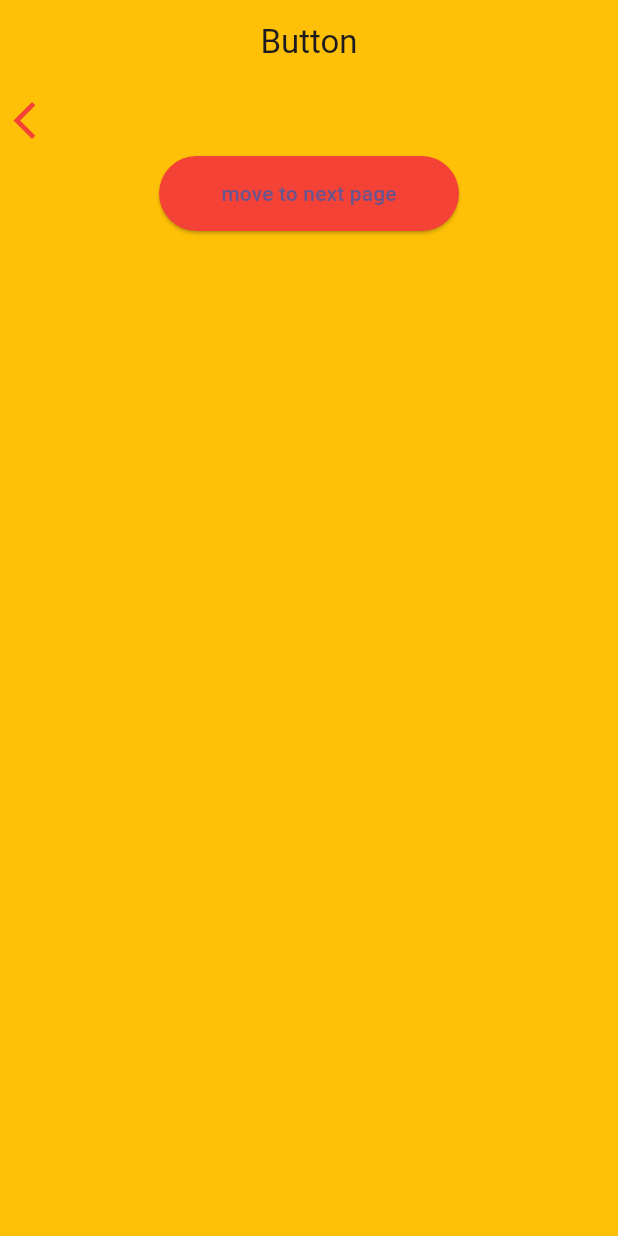
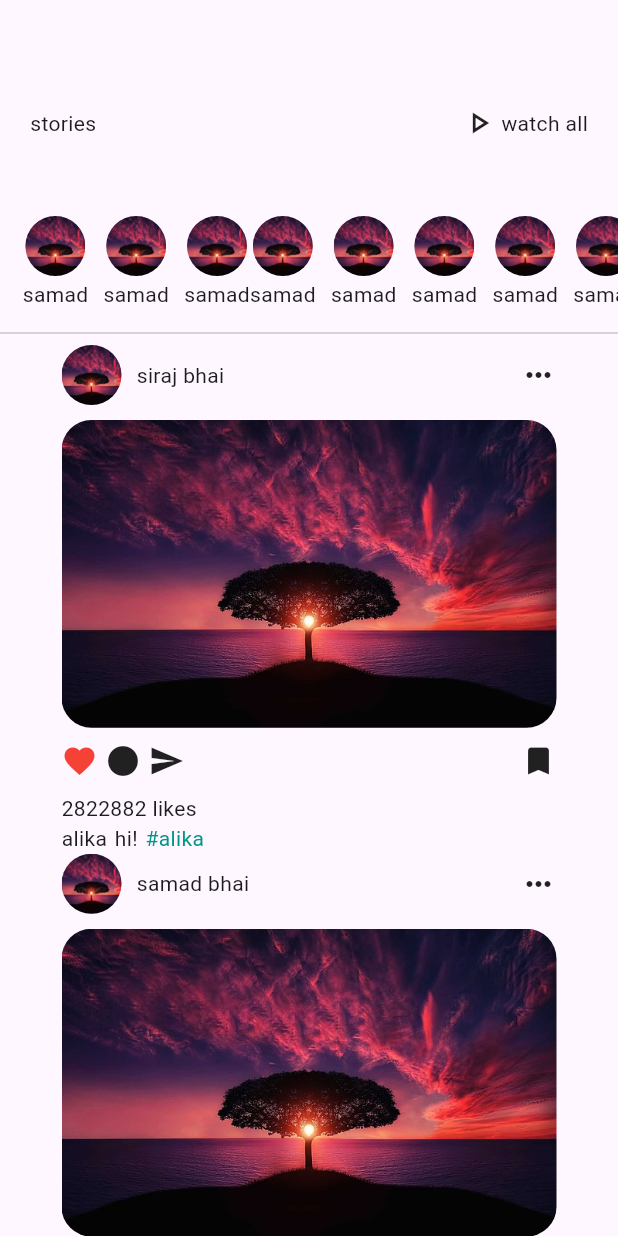
Before and after one commit to kalemullah/UI_class_navigation_image_adding, a Flutter app: the screen it shows after launch, on a phone screen of 412 x 824 dp. Run offline on Flutter 3.47's test engine with Material 3 defaults, Android fonts, the phone set to English and light mode, and no system bars.

Commit message:
listview and listview.builder,expanded, ternary operator

```diff
--- a/lib/UI_task4.dart
+++ b/lib/UI_task4.dart
@@ -15,9 +15,7 @@ class Button extends StatelessWidget {
       ),
       body: Container(
         color: Colors.amber,
-        child: Column(
-          mainAxisAlignment: MainAxisAlignment.start,
-          // crossAxisAlignment: CrossAxisAlignment.stretch,
+        child: ListView(
           children: [
             Align(
               alignment: Alignment.topLeft,
--- /dev/null
+++ b/lib/list_view.dart
@@ -0,0 +1,301 @@
+import 'package:flutter/material.dart';
+
+class ListViewScreen extends StatelessWidget {
+  const ListViewScreen({super.key});
+
+  @override
+  Widget build(BuildContext context) {
+    List names = [
+      "siraj bhai",
+      "samad bhai",
+      "Huzaifa",
+      "luqman",
+      "karim",
+      "faris",
+      "ghalib"
+    ];
+    List images = [
+      "assets/image1.jpeg",
+      "assets/image1.jpeg",
+      "assets/image1.jpeg",
+      "assets/image1.jpeg",
+      "assets/image1.jpeg",
+      "assets/image1.jpeg",
+      "assets/image1.jpeg",
+    ];
+    return Scaffold(
+      body: Column(
+        children: [
+          SizedBox(height: 70),
+          Padding(
+            padding: EdgeInsets.symmetric(horizontal: 20),
+            child: Row(
+              mainAxisAlignment: MainAxisAlignment.spaceBetween,
+              children: [
+                Text('stories'),
+                Row(
+                  children: [
+                    Icon(Icons.play_arrow_outlined),
+                    SizedBox(width: 3),
+                    Text('watch all'),
+                  ],
+                )
+              ],
+            ),
+          ),
+          SizedBox(height: 50),
+          Padding(
+              padding: EdgeInsets.only(left: 15),
+              child: SizedBox(
+                height: 70,
+                child: ListView(
+                  scrollDirection: Axis.horizontal,
+                  children: [
+                    Column(
+                      children: [
+                        CircleAvatar(
+                          radius: 20,
+                          backgroundImage: AssetImage('assets/image1.jpeg'),
+                        ),
+                        SizedBox(
+                          height: 2,
+                        ),
+                        Text('samad')
+                      ],
+                    ),
+                    SizedBox(width: 10),
+                    Column(
+                      children: [
+                        CircleAvatar(
+                          radius: 20,
+                          backgroundImage: AssetImage('assets/image1.jpeg'),
+                        ),
+                        SizedBox(
+                          height: 2,
+                        ),
+                        Text('samad')
+                      ],
+                    ),
+                    SizedBox(width: 10),
+                    Column(
+                      children: [
+                        CircleAvatar(
+                          radius: 20,
+                          backgroundImage: AssetImage('assets/image1.jpeg'),
+                        ),
+                        SizedBox(
+                          height: 2,
+                        ),
+                        Text('samad')
+                      ],
+                    ),
+                    Column(
+                      children: [
+                        CircleAvatar(
+                          radius: 20,
+                          backgroundImage: AssetImage('assets/image1.jpeg'),
+                        ),
+                        SizedBox(
+                          height: 2,
+                        ),
+                        Text('samad')
+                      ],
+                    ),
+                    SizedBox(width: 10),
+                    Column(
+                      children: [
+                        CircleAvatar(
+                          radius: 20,
+                          backgroundImage: AssetImage('assets/image1.jpeg'),
+                        ),
+                        SizedBox(
+                          height: 2,
+                        ),
+                        Text('samad')
+                      ],
+                    ),
+                    SizedBox(width: 10),
+                    Column(
+                      children: [
+                        CircleAvatar(
+                          radius: 20,
+                          backgroundImage: AssetImage('assets/image1.jpeg'),
+                        ),
+                        SizedBox(
+                          height: 2,
+                        ),
+                        Text('samad')
+                      ],
+                    ),
+                    SizedBox(width: 10),
+                    Column(
+                      children: [
+                        CircleAvatar(
+                          radius: 20,
+                          backgroundImage: AssetImage('assets/image1.jpeg'),
+                        ),
+                        SizedBox(
+                          height: 2,
+                        ),
+                        Text('samad')
+                      ],
+                    ),
+                    SizedBox(width: 10),
+                    Column(
+                      children: [
+                        CircleAvatar(
+                          radius: 20,
+                          backgroundImage: AssetImage('assets/image1.jpeg'),
+                        ),
+                        SizedBox(
+                          height: 2,
+                        ),
+                        Text('samad')
+                      ],
+                    ),
+                    Column(
+                      children: [
+                        CircleAvatar(
+                          radius: 20,
+                          backgroundImage: AssetImage('assets/image1.jpeg'),
+                        ),
+                        SizedBox(
+                          height: 2,
+                        ),
+                        Text('samad')
+                      ],
+                    ),
+                    Column(
+                      children: [
+                        CircleAvatar(
+                          radius: 20,
+                          backgroundImage: AssetImage('assets/image1.jpeg'),
+                        ),
+                        SizedBox(
+                          height: 2,
+                        ),
+                        Text('samad')
+                      ],
+                    ),
+                    Column(
+                      children: [
+                        CircleAvatar(
+                          radius: 20,
+                          backgroundImage: AssetImage('assets/image1.jpeg'),
+                        ),
+                        SizedBox(
+                          height: 2,
+                        ),
+                        Text('samad')
+                      ],
+                    ),
+                    Column(
+                      children: [
+                        CircleAvatar(
+                          radius: 20,
+                          backgroundImage: AssetImage('assets/image1.jpeg'),
+                        ),
+                        SizedBox(
+                          height: 2,
+                        ),
+                        Text('samad')
+                      ],
+                    ),
+                  ],
+                ),
+              )),
+          Divider(),
+          Expanded(
+            child: Container(
+              // color: Colors.amber,
+              // height: 500,
+              width: 350,
+              child: ListView.builder(
+                  itemCount: images.length,
+                  itemBuilder: (context, index) {
+                    print('this is index $index');
+                    return Padding(
+                      padding: EdgeInsets.symmetric(horizontal: 10),
+                      child: Column(
+                        crossAxisAlignment: CrossAxisAlignment.start,
+                        children: [
+                          Row(
+                            mainAxisAlignment: MainAxisAlignment.spaceBetween,
+                            children: [
+                              Row(
+                                children: [
+                                  CircleAvatar(
+                                    backgroundImage:
+                                        AssetImage('${images[index]}'),
+                                  ),
+                                  SizedBox(width: 10),
+                                  Text('${names[index]} '),
+                                ],
+                              ),
+                              Icon(Icons.more_horiz_outlined)
+                            ],
+                          ),
+                          SizedBox(height: 10),
+                          ClipRRect(
+                            borderRadius: BorderRadius.circular(20),
+                            child: Image.asset(
+                              'assets/image1.jpeg',
+                              // height: 100,
+                              // width: 100,
+                              fit: BoxFit.fill,
+                            ),
+                          ),
+                          SizedBox(height: 10),
+                          Row(
+                            mainAxisAlignment: MainAxisAlignment.spaceBetween,
+                            children: [
+                              Row(
+                                children: [
+                                  Icon(
+                                    Icons.favorite,
+                                    color: index.isEven
+                                        ? Colors.red
+                                        : Colors.black,
+                                  ),
+                                  SizedBox(
+                                    width: 5,
+                                  ),
+                                  Icon(index.isEven
+                                      ? Icons.circle
+                                      : Icons.circle_outlined),
+                                  SizedBox(
+                                    width: 5,
+                                  ),
+                                  Icon(Icons.send),
+                                ],
+                              ),
+                              Icon(Icons.bookmark),
+                            ],
+                          ),
+                          SizedBox(
+                            height: 10,
+                          ),
+                          Text('2822882 likes'),
+                          Row(
+                            children: [
+                              Text('alika'),
+                              SizedBox(width: 5),
+                              Text('hi!'),
+                              SizedBox(width: 5),
+                              Text(
+                                '#alika',
+                                style: TextStyle(color: Colors.teal),
+                              ),
+                            ],
+                          )
+                        ],
+                      ),
+                    );
+                  }),
+            ),
+          )
+        ],
+      ),
+    );
+  }
+}
--- /dev/null
+++ b/lib/listview_builder.dart
@@ -0,0 +1,21 @@
+import 'package:flutter/material.dart';
+
+class ListviewbuilderScreen extends StatelessWidget {
+  const ListviewbuilderScreen({super.key});
+
+  @override
+  Widget build(BuildContext context) {
+    return Scaffold(
+      body: Column(children: [
+        GridView.builder(
+            gridDelegate:
+                SliverGridDelegateWithFixedCrossAxisCount(crossAxisCount: 4),
+            itemBuilder: (context, index) {
+              return Container(
+
+              );
+            })
+      ]),
+    );
+  }
+}
--- a/lib/main.dart
+++ b/lib/main.dart
@@ -2,6 +2,8 @@ import 'package:flutter/material.dart';
 import 'package:test/UI_task4.dart';
 import 'package:test/adding_image.dart';
 import 'package:test/expanded_flexible.dart';
+import 'package:test/list_view.dart';
+import 'package:test/listview_builder.dart';
 import 'package:test/ui_task5.dart';
 
 ////
@@ -27,8 +29,11 @@ class MyApp extends StatelessWidget {
         useMaterial3: true,
       ),
       home:
-          //UiTask5(),
-          Button(),
+          //ListviewbuilderScreen()
+          ListViewScreen(),
+      //UiTask5()
+      //UiTask5(),
+      // Button(),
       //AddingImage()
       // const expabded(),
     );
--- a/lib/ui_task5.dart
+++ b/lib/ui_task5.dart
@@ -10,34 +10,17 @@ class UiTask5 extends StatelessWidget {
         appBar: AppBar(
           title: Text('UI task5'),
         ),
-      body: Center(
-        child: Container(
-          color: Colors.amber,
-          child: Column(
-            mainAxisAlignment: MainAxisAlignment.center,
-            children: [
-              GestureDetector(
+        body: ListView.builder(
+          itemCount: 10,
+          itemBuilder: (context, aa) {
+            return ListTile(
+              title: Text('Item ${aa.isEven ? 'even' : 'odd'}'),
               onTap: () {
-                    Navigator.pop(context);
-                  },
-                  child: Text('back screen')),
-              SizedBox(
-                height: 10,
-              ),
-              GestureDetector(
-                  onTap: () {
-                    Navigator.pushReplacement(context,
+                Navigator.push(context,
                     MaterialPageRoute(builder: (context) => UITask51()));
               },
-                  child: Text('move to  screen51')),
-              SizedBox(
-                height: 10,
-              ),
-              Text('back screen')
-            ],
-          ),
-        ),
-      ),
             );
+          },
+        ));
   }
 }
```
Lines whose indentation alone changed are shown as unchanged.
